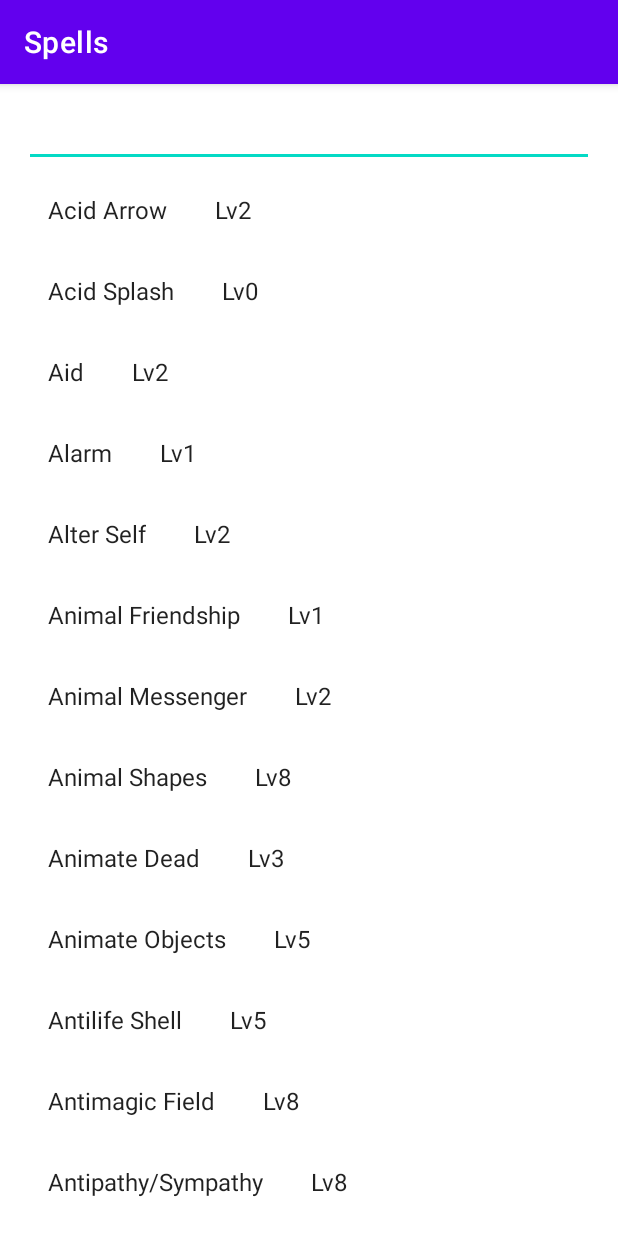
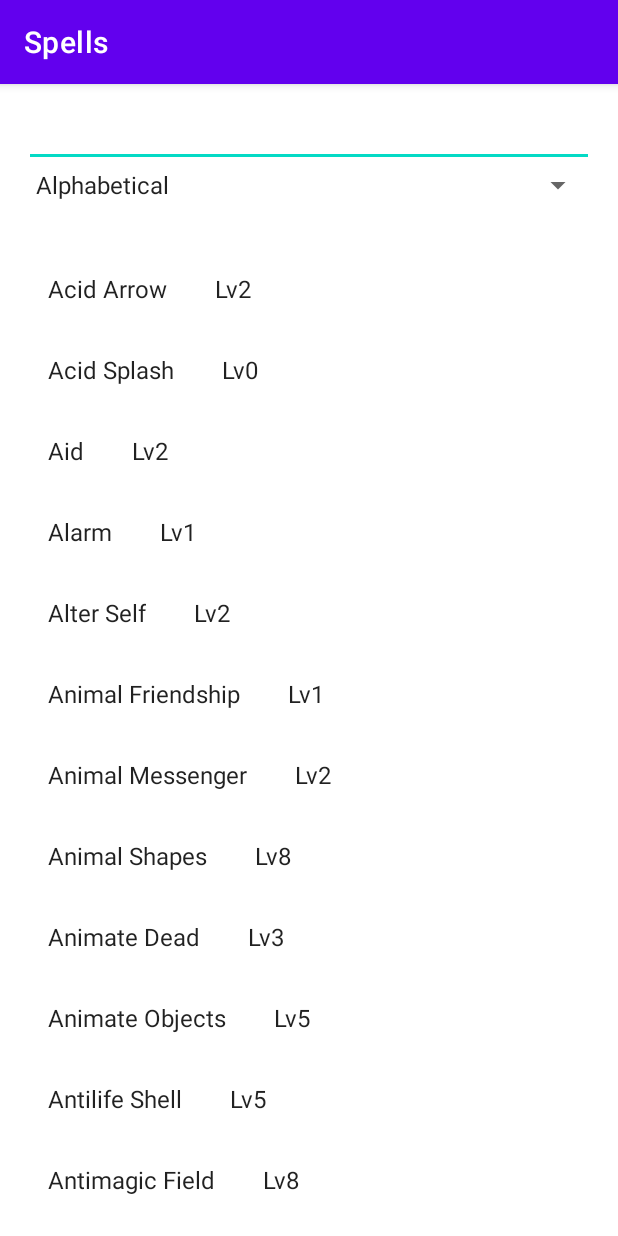
Before and after one commit to Markcanfly/dndspellbook, an Android app: the screen it shows after launch (ItemDetailHostActivity), on a phone screen of 412 x 824 dp. Run offline under Robolectric (Android 15) with nearby library versions, the phone set to English and light mode, and no system bars; our stand-ins replace Room's generated code, navigation-ui.

Commit message:
Add option to sort

```diff
--- a/app/src/main/java/ga/markvar/dndspellbook/ItemListFragment.kt
+++ b/app/src/main/java/ga/markvar/dndspellbook/ItemListFragment.kt
@@ -5,6 +5,8 @@ import android.view.KeyEvent
 import android.view.LayoutInflater
 import android.view.View
 import android.view.ViewGroup
+import android.widget.AdapterView
+import android.widget.ArrayAdapter
 import android.widget.Toast
 import androidx.core.view.ViewCompat
 import androidx.core.widget.doOnTextChanged
@@ -13,6 +15,7 @@ import androidx.navigation.findNavController
 import androidx.recyclerview.widget.RecyclerView
 import ga.markvar.dndspellbook.adapter.SpellRWAdapter
 import ga.markvar.dndspellbook.data.Spell
+import ga.markvar.dndspellbook.data.SpellDao
 import ga.markvar.dndspellbook.data.SpellListDatabase
 import ga.markvar.dndspellbook.databinding.FragmentItemListBinding
 import ga.markvar.dndspellbook.databinding.ItemListContentBinding
@@ -27,7 +30,7 @@ import kotlin.concurrent.thread
  * item details side-by-side using two vertical panes.
  */
 
-class ItemListFragment : Fragment() {
+class ItemListFragment : Fragment(), AdapterView.OnItemSelectedListener {
 
     /**
      * Method to intercept global key events in the
@@ -60,6 +63,8 @@ class ItemListFragment : Fragment() {
     // This property is only valid between onCreateView and
     // onDestroyView.
     private val binding get() = _binding!!
+
+    private lateinit var spellRWAdapter: SpellRWAdapter
 
     override fun onCreateView(
         inflater: LayoutInflater, container: ViewGroup?,
@@ -116,6 +121,20 @@ class ItemListFragment : Fragment() {
             true
         }
 
+        /**
+         * Setup Sort Mode Selector spinner
+         */
+        ArrayAdapter.createFromResource(
+            requireContext(),
+            R.array.sort_types,
+            android.R.layout.simple_spinner_item,
+        ).also { adapter ->
+            adapter.setDropDownViewResource(android.R.layout.simple_spinner_dropdown_item)
+            binding.sortType?.adapter = adapter
+        }
+
+        binding.sortType?.onItemSelectedListener = this
+
         setupRecyclerView(recyclerView, onClickListener, onContextClickListener)
     }
 
@@ -129,33 +148,32 @@ class ItemListFragment : Fragment() {
             onContextClickListener
         )
         recyclerView.adapter = adapter
-
+        spellRWAdapter = adapter
         /**
          * Search bar text change listener to update the RecyclerView
          */
-        binding.searchBar!!.doOnTextChanged { text, _, _, _ ->
-            updateRWForSearch(adapter, text.toString())
+        binding.searchBar?.doOnTextChanged { text, _, _, _ ->
+            updateRW(adapter)
         }
 
-        loadItemsInBackground(adapter)
+        updateRW(adapter)
     }
 
-    private fun updateRWForSearch(adapter: SpellRWAdapter, query: String) {
-        thread {
-            val items = database.spellDao().search(query)
-
-            requireActivity().runOnUiThread {
-                adapter.update(items)
-            }
-        }
+    private val orderBy: String get() = when(binding.sortType?.selectedItem.toString()) {
+            "Alphabetical"  -> SpellDao.ALPHABETICAL
+            "Level"         -> SpellDao.LEVEL
+            else            -> SpellDao.ALPHABETICAL
     }
 
-    private fun loadItemsInBackground(adapter: SpellRWAdapter) {
+    private fun updateRW(adapter: SpellRWAdapter) {
         thread {
-
-
-            val items = database.spellDao().getAll()
-
+            val dao = database.spellDao()
+            val query = binding.searchBar?.text.toString()
+            val items = when (orderBy) {
+                SpellDao.ALPHABETICAL   -> if (query != "") dao.search(query) else dao.getAll()
+                SpellDao.LEVEL          -> if (query != "") dao.searchSortedByLevel(query) else dao.getAllSortedByLevel()
+                else                    -> if (query != "") dao.search(query) else dao.getAll()
+            }
             requireActivity().runOnUiThread {
                 adapter.update(items)
             }
@@ -166,4 +184,12 @@ class ItemListFragment : Fragment() {
         super.onDestroyView()
         _binding = null
     }
+
+    override fun onItemSelected(parent: AdapterView<*>?, view: View?, position: Int, id: Long) {
+        updateRW(spellRWAdapter)
+    }
+
+    override fun onNothingSelected(parent: AdapterView<*>?) {
+        updateRW(spellRWAdapter)
+    }
 }
--- a/app/src/main/java/ga/markvar/dndspellbook/data/SpellDao.kt
+++ b/app/src/main/java/ga/markvar/dndspellbook/data/SpellDao.kt
@@ -4,8 +4,16 @@ import androidx.room.*
 
 @Dao
 interface SpellDao {
+    companion object {
+        val ALPHABETICAL = "name"
+        val LEVEL = "level"
+    }
+
     @Query("SELECT * FROM spell")
     fun getAll(): List<Spell>
+
+    @Query("SELECT * FROM spell ORDER BY level ASC")
+    fun getAllSortedByLevel(): List<Spell>
 
     @Query("SELECT * FROM spell WHERE id=:id")
     fun get(id: Long): Spell?
@@ -16,6 +24,9 @@ interface SpellDao {
     @Query("SELECT * FROM spell WHERE (classes LIKE '%'||:query||'%') OR (name LIKE '%'||:query||'%') OR (level LIKE :query)")
     fun search(query: String): List<Spell>
 
+    @Query("SELECT * FROM spell WHERE (classes LIKE '%'||:query||'%') OR (name LIKE '%'||:query||'%') OR (level LIKE :query) ORDER BY level ASC")
+    fun searchSortedByLevel(query: String): List<Spell>
+
     @Insert
     fun insert(spell: Spell): Long
 
--- a/app/src/main/res/layout/fragment_item_list.xml
+++ b/app/src/main/res/layout/fragment_item_list.xml
@@ -13,14 +13,22 @@
         android:layout_width="0dp"
         android:layout_height="wrap_content"
         android:layout_marginTop="10dp"
-        android:layout_marginBottom="1dp"
-        android:height="500dp"
         android:inputType="text"
         android:maxLines="1"
+        app:layout_constraintBottom_toTopOf="@+id/sort_type"
+        app:layout_constraintEnd_toEndOf="parent"
+        app:layout_constraintStart_toStartOf="parent"
+        app:layout_constraintTop_toTopOf="parent" />
+
+    <Spinner
+        android:id="@+id/sort_type"
+        android:layout_width="0dp"
+        android:layout_height="wrap_content"
+        android:layout_marginBottom="30dp"
         app:layout_constraintBottom_toTopOf="@+id/item_list"
         app:layout_constraintEnd_toEndOf="parent"
         app:layout_constraintStart_toStartOf="parent"
-        app:layout_constraintTop_toTopOf="parent" />
+        app:layout_constraintTop_toBottomOf="@id/search_bar" />
 
     <androidx.recyclerview.widget.RecyclerView
         android:id="@+id/item_list"
@@ -30,8 +38,9 @@
         app:layoutManager="LinearLayoutManager"
         app:layout_constraintBottom_toBottomOf="parent"
         app:layout_constraintEnd_toEndOf="parent"
+        app:layout_constraintHorizontal_bias="0.0"
         app:layout_constraintStart_toStartOf="parent"
-        app:layout_constraintTop_toBottomOf="@+id/search_bar"
+        app:layout_constraintTop_toBottomOf="@+id/sort_type"
         tools:context="ga.markvar.dndspellbook.ItemDetailHostActivity"
         tools:listitem="@layout/item_list_content" />
 </androidx.constraintlayout.widget.ConstraintLayout>
--- /dev/null
+++ b/app/src/main/res/values/sort_types.xml
@@ -0,0 +1,7 @@
+<?xml version="1.0" encoding="utf-8"?>
+<resources>
+    <string-array name="sort_types">
+        <item>Alphabetical</item>
+        <item>Level</item>
+    </string-array>
+</resources>
```
Also changed, not shown: app/src/main/res/layout/fragment_item_detail.xml (+10 -10 lines).
